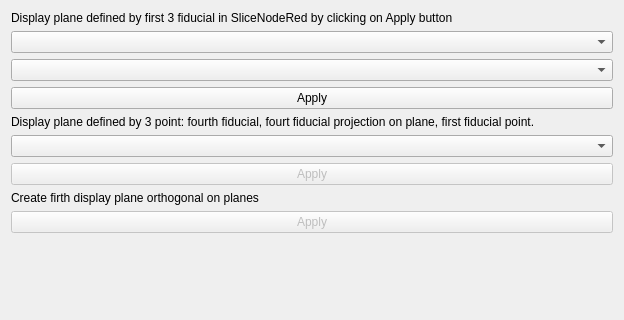
Qt form fiducialPlane2slicer/Resources/UI/fiducialPlane2slicer.ui (cseka7/fitPlanes2Fiducials) before a commit; both pictures show x 0 to 624 and y 0 to 320 of the 624 by 522 pixel window.
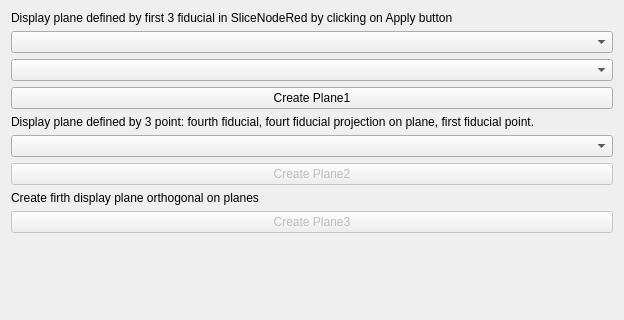
The same form after that commit. Custom widgets are drawn as their Qt base class.

```diff
--- a/fiducialPlane2slicer/Resources/UI/fiducialPlane2slicer.ui
+++ b/fiducialPlane2slicer/Resources/UI/fiducialPlane2slicer.ui
@@ -33,7 +33,7 @@
       <string>Run the algorithm.</string>
      </property>
      <property name="text">
-      <string>Apply</string>
+      <string>Create Plane1</string>
      </property>
     </widget>
    </item>
@@ -53,7 +53,7 @@
       <bool>false</bool>
      </property>
      <property name="text">
-      <string>Apply</string>
+      <string>Create Plane2</string>
      </property>
     </widget>
    </item>
@@ -70,7 +70,7 @@
       <bool>false</bool>
      </property>
      <property name="text">
-      <string>Apply</string>
+      <string>Create Plane3</string>
      </property>
     </widget>
    </item>
```
